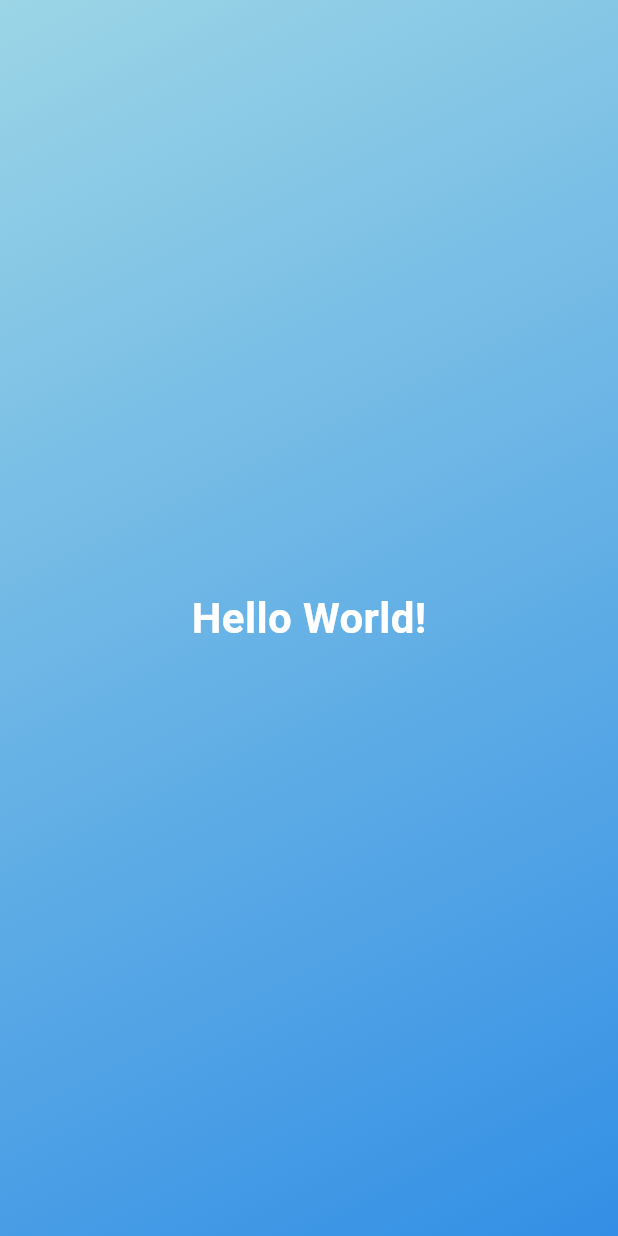
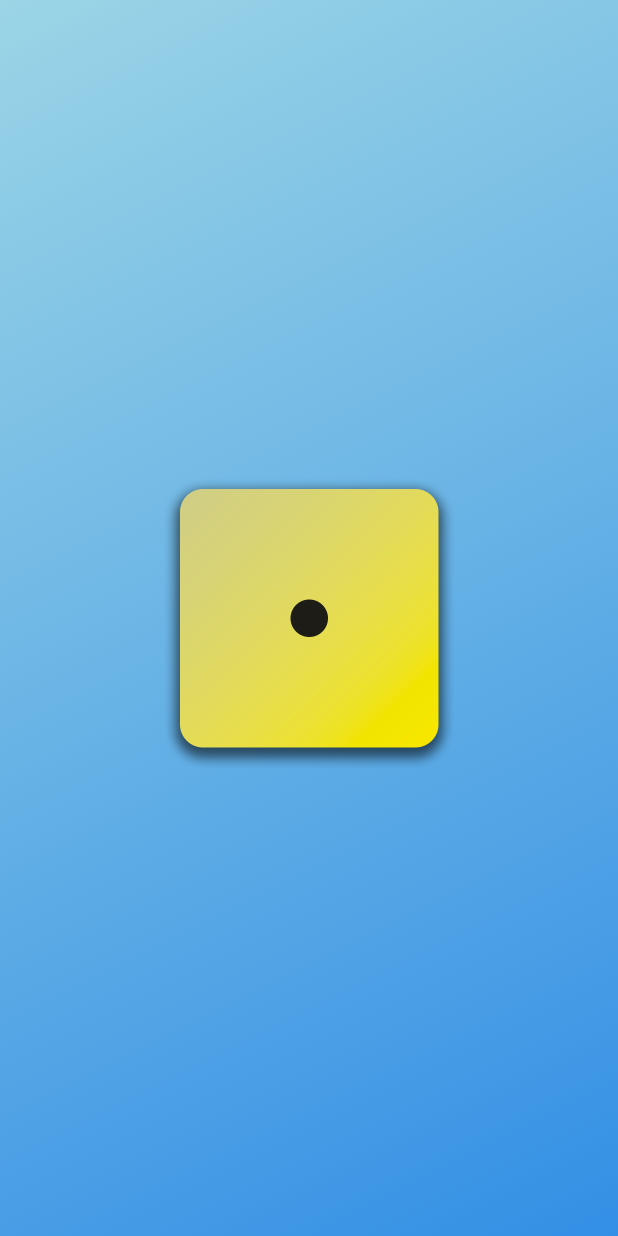
Before and after one commit to ChrisSamHarris/acade_course, a Flutter app: the screen it shows after launch, on a phone screen of 412 x 824 dp. Run offline on Flutter 3.47's test engine with Material 3 defaults, Android fonts, the phone set to English and light mode, and no system bars.

Commit message:
functional arguements, positional and named | importing images

```diff
--- a/roll_dice_app/lib/gradient_container.dart
+++ b/roll_dice_app/lib/gradient_container.dart
@@ -1,16 +1,20 @@
 import 'package:flutter/material.dart';
 import 'package:beautiful_app/text_style_hw.dart';
 
-var colorStart = const Color.fromARGB(255, 155, 213, 230);
-var colorEnd = const Color.fromARGB(255, 51, 143, 229);
-var startAlignment = Alignment.topLeft;
-var endAlignment = Alignment.bottomRight;
+// final = var that will never change | best practice to be as restrictive as possible - ensure the var doesnt get overwritten elsewhere
+// const can be used aswell, telling dart the var is a compile time constant - use const wherever it makes sense
+const startAlignment = Alignment.topLeft;
+const endAlignment = Alignment.bottomRight;
 
 // class name should be CamelCaseUpper
+// example: named arguments | default named arguements are optional
 class GradientContainer extends StatelessWidget {
   // named parameter - named arguements | positions arguements will be a comma seperated list
   // key - value wanted by parent (StatlessWidget)
-  const GradientContainer({super.key});
+  const GradientContainer({super.key, required this.colorStart, required this.colorEnd});
+
+  final Color colorStart;
+  final Color colorEnd;
 
   // @override makes it clear we're overriding the build method of stateless widget, not necessarily required
   // const - optimised and stored in memory for re-use
@@ -28,7 +32,8 @@ class GradientContainer extends StatelessWidget {
         ),
       ),
       child: Center(
-        child: StyleText(),
+        // child: StyleText("Hello World!"),
+        child: Image.asset('assets/images/dice-1.png', width: 200,),
       ),
     );
   }
--- a/roll_dice_app/lib/main.dart
+++ b/roll_dice_app/lib/main.dart
@@ -1,11 +1,14 @@
 import 'package:flutter/material.dart';
 import 'package:beautiful_app/gradient_container.dart';
+
+const colorStart = Color.fromARGB(255, 155, 213, 230);
+const colorEnd = Color.fromARGB(255, 51, 143, 229);
 
 void main() {
   runApp(
     const MaterialApp(
       home: Scaffold(
-        body: GradientContainer(),
+        body: GradientContainer(colorStart:colorStart, colorEnd:colorEnd),
       ),
     ),
   );
--- a/roll_dice_app/lib/text_style_hw.dart
+++ b/roll_dice_app/lib/text_style_hw.dart
@@ -1,13 +1,16 @@
 import 'package:flutter/material.dart';
 
 class StyleText extends StatelessWidget {
-  const StyleText({super.key});
+  const StyleText(this.textArg, {super.key});
+
+  // initialise the textArg parameter
+  final String textArg;
 
   @override
   Widget build(BuildContext context) {
-    return const Text(
-        "Hello World!",
-        style: TextStyle(
+    return Text(
+        textArg,
+        style: const TextStyle(
             color: Colors.white, fontSize: 28, fontWeight: FontWeight.bold),
       );
   }
--- a/roll_dice_app/pubspec.yaml
+++ b/roll_dice_app/pubspec.yaml
@@ -23,3 +23,5 @@ dev_dependencies:
 
 flutter:
   uses-material-design: true
+  assets:
+    - assets/images/
```
Also changed, not shown: roll_dice_app/assets/images/dice-1.png (added), roll_dice_app/assets/images/dice-2.png (added), roll_dice_app/assets/images/dice-3.png (added), roll_dice_app/assets/images/dice-4.png (added), roll_dice_app/assets/images/dice-5.png (added), roll_dice_app/assets/images/dice-6.png (added), 1 other file.
